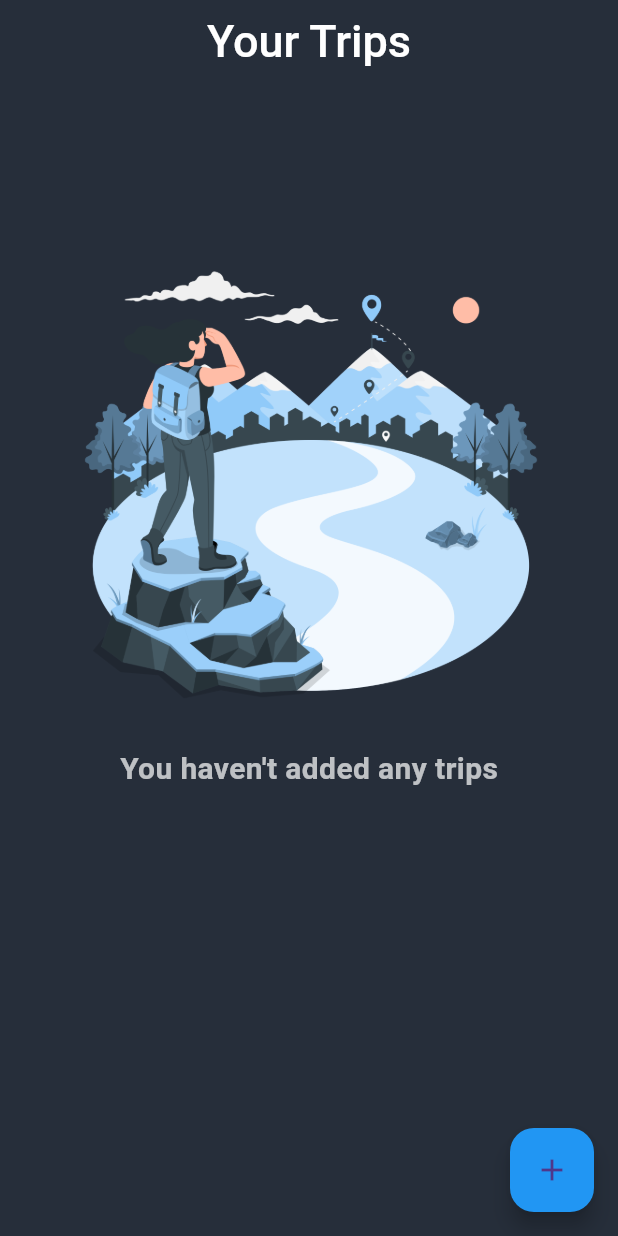
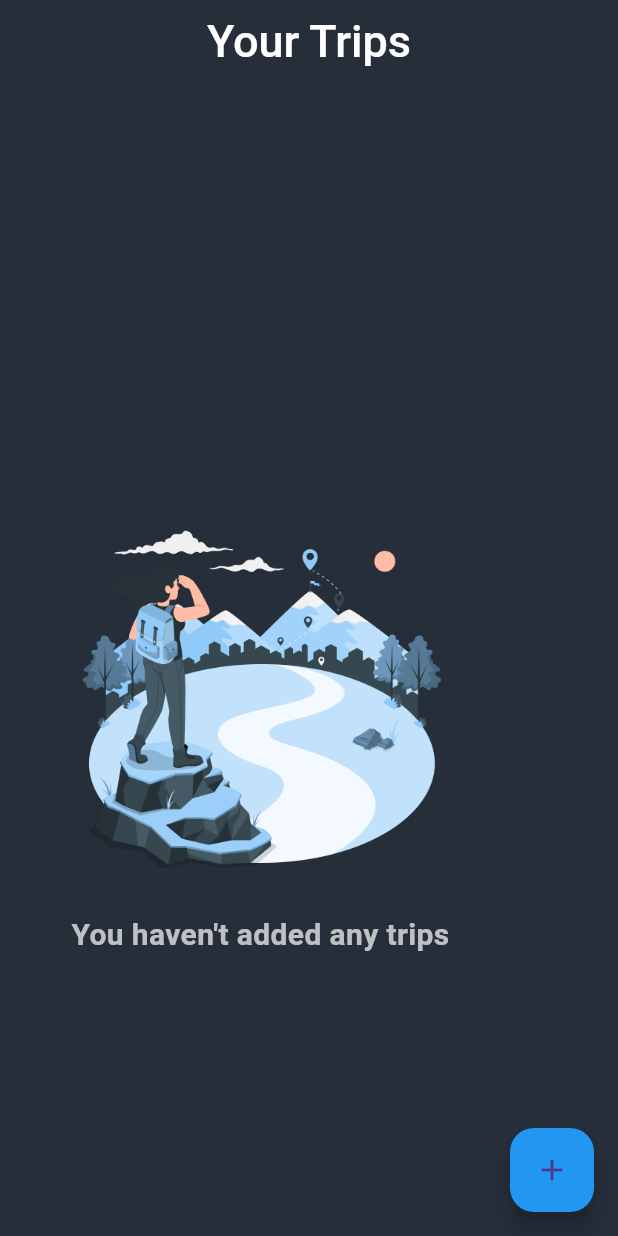
Before and after one commit to sonujoji/wanderlust, a Flutter app: the HomepageScreen screen opened directly, on a phone screen of 412 x 824 dp. Run offline on Flutter 3.47's test engine with Material 3 defaults, Android fonts, the phone set to English and light mode, and no system bars; our stand-ins replace file_picker, flutter_markdown, flutter_slidable, flutter_speed_dial, google_nav_bar, hive and 6 more; accounts and stored records are empty.

Commit message:
final out

```diff
--- a/lib/screens/auth_screens/login_screen.dart
+++ b/lib/screens/auth_screens/login_screen.dart
@@ -20,7 +20,7 @@
 // saving current login status
 Future<void> setLoginState(bool isLoggedIn) async {
   SharedPreferences prefs = await SharedPreferences.getInstance();
-  await prefs.setBool('isLoggedIn', isLoggedIn);
+  await prefs.setString('isLoggedIn', isLoggedIn.toString());
 }
 
 class _LogInScreenState extends State<LogInScreen> {
--- a/lib/screens/auth_screens/splash_screen.dart
+++ b/lib/screens/auth_screens/splash_screen.dart
@@ -42,7 +42,8 @@
     await Future.delayed(const Duration(seconds: 1));
 
     SharedPreferences prefs = await SharedPreferences.getInstance();
-    bool isLoggedIn = prefs.getBool('isLoggedIn') ?? false;
+    String isLoggedInString = prefs.getString('isLoggedIn') ?? 'false';
+    bool isLoggedIn = isLoggedInString == 'true';
 
     Navigator.of(context).pushReplacement(MaterialPageRoute(
         builder: (context) =>
--- a/lib/screens/auth_screens/welcomeScreen.dart
+++ b/lib/screens/auth_screens/welcomeScreen.dart
@@ -1,3 +1,4 @@
+import 'package:flutter/foundation.dart';
 import 'package:flutter/material.dart';
 import 'package:lottie/lottie.dart';
 import 'package:wanderlust/screens/auth_screens/login_screen.dart';
@@ -25,7 +26,7 @@
           child: Column(
             children: [
               SizedBox(
-                height: screenHeight * 0.1,
+                height: kIsWeb ? screenHeight * 0.05 : screenHeight * 0.1,
               ),
               Row(
                 mainAxisAlignment: MainAxisAlignment.center,
--- a/lib/screens/main_screens/upcoming_trips_page.dart
+++ b/lib/screens/main_screens/upcoming_trips_page.dart
@@ -58,8 +58,8 @@
 
   @override
   Widget build(BuildContext context) {
-    // double screenHeight = MediaQuery.of(context).size.height;
-    // double screenWidth = MediaQuery.of(context).size.width;
+    double screenHeight = MediaQuery.of(context).size.height;
+    double screenWidth = MediaQuery.of(context).size.width;
 
     return ValueListenableBuilder(
       valueListenable: tripListNotifier,
--- a/lib/screens/sub_screens/add_trip.dart
+++ b/lib/screens/sub_screens/add_trip.dart
@@ -1,5 +1,7 @@
 import 'dart:developer';
 import 'dart:io';
+import 'dart:typed_data';
+import 'package:flutter/foundation.dart';
 import 'package:flutter/material.dart';
 import 'package:image_picker/image_picker.dart';
 import 'package:wanderlust/models/trip.dart';
@@ -8,6 +10,7 @@
 import 'package:wanderlust/widgets/global/custom_snackbar.dart';
 import 'package:wanderlust/widgets/global/custom_textfield.dart';
 import 'package:wanderlust/service/trip_service.dart';
+import 'package:file_picker/file_picker.dart';
 
 class AddTripPage extends StatefulWidget {
   const AddTripPage({super.key});
@@ -308,7 +311,7 @@
     DateTimeRange? newDateRange = await showDateRangePicker(
       context: context,
       initialDateRange: dateRange,
-       firstDate: DateTime(2024),
+      firstDate: DateTime(2024),
       // firstDate: DateTime.now(),
       lastDate: DateTime(2050),
     );
@@ -327,4 +330,5 @@
     }
     return null;
   }
+
 }
--- a/lib/widgets/global/empty_dialogue.dart
+++ b/lib/widgets/global/empty_dialogue.dart
@@ -1,3 +1,4 @@
+import 'package:flutter/foundation.dart';
 import 'package:flutter/material.dart';
 
 // used for showing no details added
@@ -14,14 +15,27 @@
 
   @override
   Widget build(BuildContext context) {
+    final screenWidth = MediaQuery.of(context).size.width;
+    final screenHeight = MediaQuery.of(context).size.height;
+    final double horizontalPadding = screenWidth * 0.3;
+    final double topPaddingValue = topPadding * 0.3;
+    final double imageHeight = screenHeight * 0.3;
     return Padding(
       padding: const EdgeInsets.all(10),
       child: Column(
+        mainAxisAlignment: MainAxisAlignment.center,
         children: [
           Padding(
             padding: EdgeInsets.only(
-                top: topPadding, right: 40, left: 40, bottom: 10),
-            child: Image.asset(imagePath),
+                top: kIsWeb ? topPaddingValue : topPadding,
+                right: kIsWeb ? horizontalPadding : 40,
+                left: kIsWeb ? horizontalPadding : 40,
+                bottom: kIsWeb ? topPaddingValue : 10),
+            child: Image.asset(
+              imagePath,
+              height: imageHeight,
+              fit: BoxFit.contain,
+            ),
           ),
           const SizedBox(height: 10),
           Text(
--- a/pubspec.yaml
+++ b/pubspec.yaml
@@ -30,6 +30,7 @@
 dependencies:
   build_runner: ^2.4.12
   cupertino_icons: ^1.0.8
+  file_picker: ^8.1.4
   flutter:
     sdk: flutter
   flutter_expandable_fab: ^2.3.0
```
Also changed, not shown: pubspec.lock.
